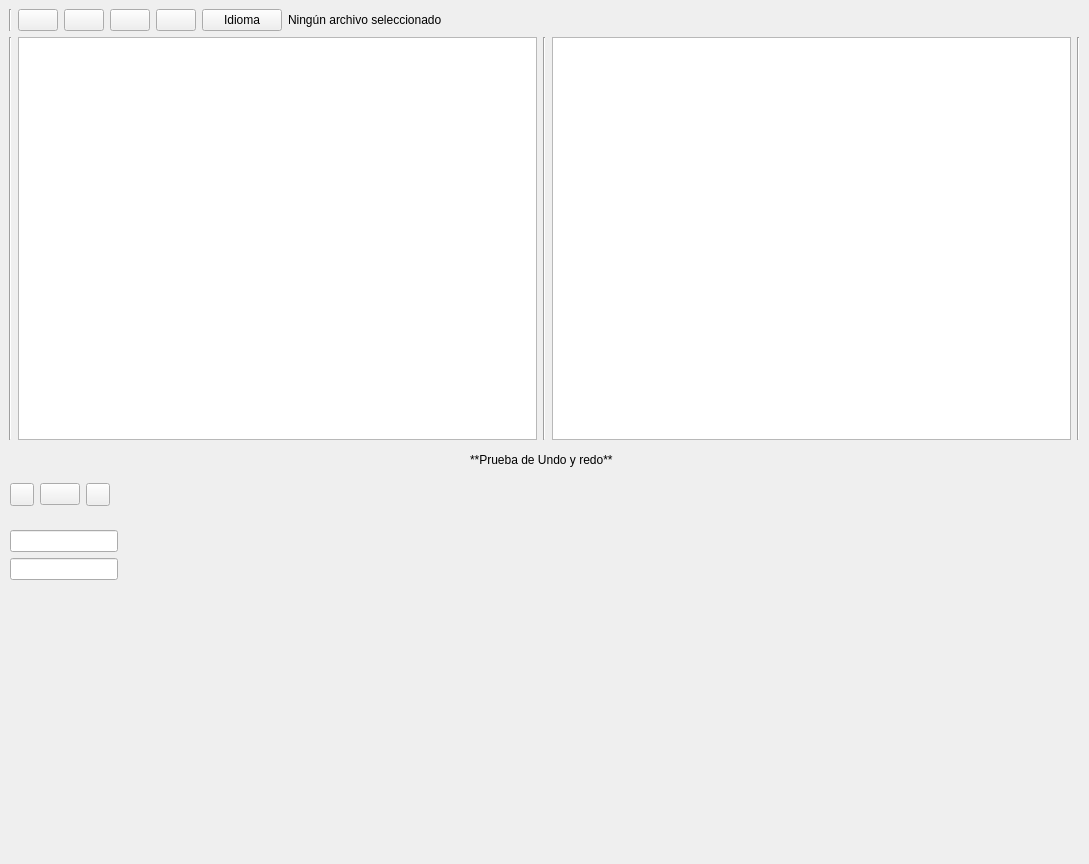
Qt form app/mainInterface.ui (alvvazort/markdown2HTML) before a commit.
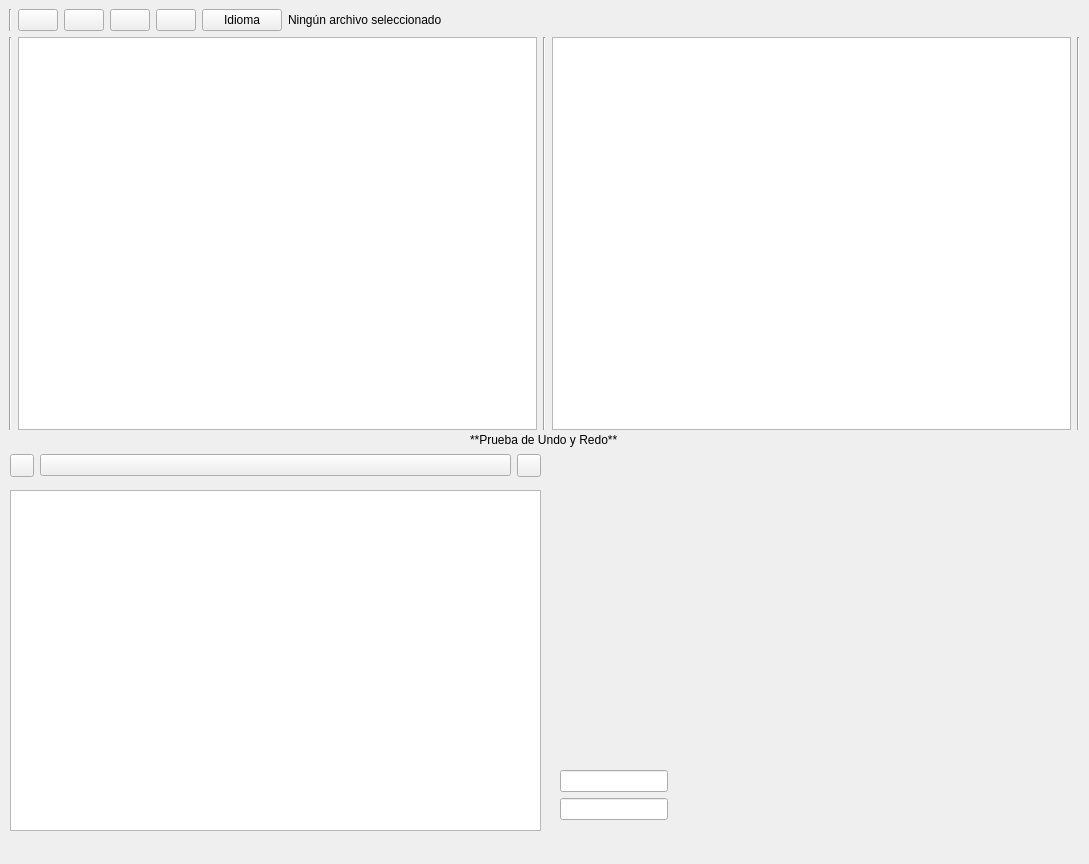
The same form after that commit. Icons and pictures are not drawn.

Commit message: Visualizador grafico con undo implementado

What changed in the file:
```diff
--- a/app/mainInterface.ui
+++ b/app/mainInterface.ui
@@ -27,7 +27,7 @@
       <x>9</x>
       <y>9</y>
       <width>1071</width>
-      <height>431</height>
+      <height>421</height>
      </rect>
     </property>
     <layout class="QVBoxLayout" name="verticalLayout">
@@ -167,13 +167,13 @@
     <property name="geometry">
      <rect>
       <x>470</x>
-      <y>450</y>
+      <y>430</y>
       <width>151</width>
       <height>20</height>
      </rect>
     </property>
     <property name="text">
-     <string>**Prueba de Undo y redo**</string>
+     <string>**Prueba de Undo y Redo**</string>
     </property>
     <property name="textFormat">
      <enum>Qt::MarkdownText</enum>
@@ -183,8 +183,8 @@
     <property name="geometry">
      <rect>
       <x>10</x>
-      <y>479</y>
-      <width>1051</width>
+      <y>450</y>
+      <width>531</width>
       <height>31</height>
      </rect>
     </property>
@@ -237,28 +237,15 @@
        </property>
       </widget>
      </item>
-     <item>
-      <spacer name="horizontalSpacer">
-       <property name="orientation">
-        <enum>Qt::Horizontal</enum>
-       </property>
-       <property name="sizeHint" stdset="0">
-        <size>
-         <width>40</width>
-         <height>20</height>
-        </size>
-       </property>
-      </spacer>
-     </item>
     </layout>
    </widget>
    <widget class="QWidget" name="formLayoutWidget">
     <property name="geometry">
      <rect>
-      <x>10</x>
-      <y>530</y>
-      <width>531</width>
-      <height>171</height>
+      <x>560</x>
+      <y>770</y>
+      <width>501</width>
+      <height>61</height>
      </rect>
     </property>
     <layout class="QFormLayout" name="formLayout">
@@ -274,13 +261,23 @@
     <property name="geometry">
      <rect>
       <x>560</x>
-      <y>530</y>
+      <y>490</y>
       <width>501</width>
-      <height>171</height>
+      <height>261</height>
      </rect>
     </property>
     <layout class="QHBoxLayout" name="horizontalLayout"/>
    </widget>
+   <widget class="QGraphicsView" name="graphicsView">
+    <property name="geometry">
+     <rect>
+      <x>10</x>
+      <y>490</y>
+      <width>531</width>
+      <height>341</height>
+     </rect>
+    </property>
+   </widget>
   </widget>
  </widget>
  <resources/>
```
The commit also changes 4 other files.
